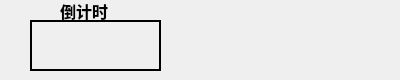
Old version of the form nei_bottom.ui in the repository crazytyt/neitianfa.
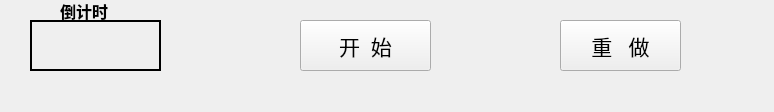
New version of the form.

Commit message: start button is ready

Patch:
```diff
--- a/nei_bottom.ui
+++ b/nei_bottom.ui
@@ -6,8 +6,8 @@
    <rect>
     <x>0</x>
     <y>0</y>
-    <width>400</width>
-    <height>80</height>
+    <width>774</width>
+    <height>112</height>
    </rect>
   </property>
   <property name="windowTitle">
@@ -95,6 +95,44 @@
     <string>倒计时</string>
    </property>
   </widget>
+  <widget class="QPushButton" name="start">
+   <property name="geometry">
+    <rect>
+     <x>300</x>
+     <y>20</y>
+     <width>131</width>
+     <height>51</height>
+    </rect>
+   </property>
+   <property name="font">
+    <font>
+     <family>楷体</family>
+     <pointsize>16</pointsize>
+    </font>
+   </property>
+   <property name="text">
+    <string>开  始</string>
+   </property>
+  </widget>
+  <widget class="QPushButton" name="reset">
+   <property name="geometry">
+    <rect>
+     <x>560</x>
+     <y>20</y>
+     <width>121</width>
+     <height>51</height>
+    </rect>
+   </property>
+   <property name="font">
+    <font>
+     <family>楷体</family>
+     <pointsize>16</pointsize>
+    </font>
+   </property>
+   <property name="text">
+    <string>重   做</string>
+   </property>
+  </widget>
  </widget>
  <resources/>
  <connections/>
```
The commit also changes 7 other files.
